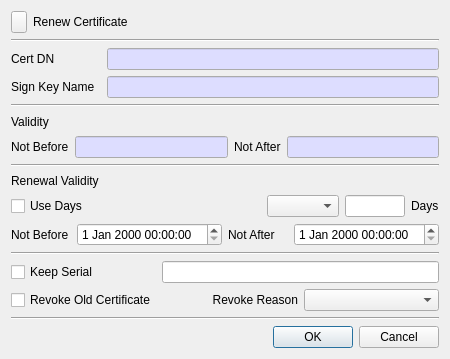
jykim74/CertMan, file CertMan/renew_cert_dlg.ui: the form before one commit.
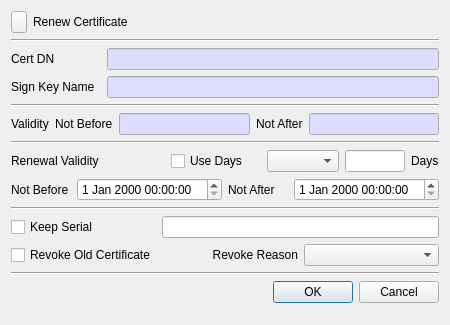
The form after the commit. Icons and pictures are not drawn.

The edit to the form file:
```diff
--- a/CertMan/renew_cert_dlg.ui
+++ b/CertMan/renew_cert_dlg.ui
@@ -7,7 +7,7 @@
     <x>0</x>
     <y>0</y>
     <width>450</width>
-    <height>359</height>
+    <height>325</height>
    </rect>
   </property>
   <property name="windowTitle">
@@ -195,60 +195,9 @@
      </property>
     </widget>
    </item>
-   <item>
-    <widget class="QLabel" name="label_4">
-     <property name="text">
-      <string>Validity</string>
-     </property>
-    </widget>
-   </item>
    <item>
     <layout class="QGridLayout" name="gridLayout_2">
      <item row="0" column="1">
-      <widget class="QLineEdit" name="mNotBeforeText">
-       <property name="palette">
-        <palette>
-         <active>
-          <colorrole role="Base">
-           <brush brushstyle="SolidPattern">
-            <color alpha="255">
-             <red>221</red>
-             <green>221</green>
-             <blue>255</blue>
-            </color>
-           </brush>
-          </colorrole>
-         </active>
-         <inactive>
-          <colorrole role="Base">
-           <brush brushstyle="SolidPattern">
-            <color alpha="255">
-             <red>221</red>
-             <green>221</green>
-             <blue>255</blue>
-            </color>
-           </brush>
-          </colorrole>
-         </inactive>
-         <disabled>
-          <colorrole role="Base">
-           <brush brushstyle="SolidPattern">
-            <color alpha="255">
-             <red>240</red>
-             <green>240</green>
-             <blue>240</blue>
-            </color>
-           </brush>
-          </colorrole>
-         </disabled>
-        </palette>
-       </property>
-       <property name="readOnly">
-        <bool>true</bool>
-       </property>
-      </widget>
-     </item>
-     <item row="0" column="0">
       <widget class="QLabel" name="label_5">
        <property name="minimumSize">
         <size>
@@ -267,54 +216,105 @@
        </property>
       </widget>
      </item>
+     <item row="0" column="4">
+      <widget class="QLineEdit" name="mNotAfterText">
+       <property name="palette">
+        <palette>
+         <active>
+          <colorrole role="Base">
+           <brush brushstyle="SolidPattern">
+            <color alpha="255">
+             <red>221</red>
+             <green>221</green>
+             <blue>255</blue>
+            </color>
+           </brush>
+          </colorrole>
+         </active>
+         <inactive>
+          <colorrole role="Base">
+           <brush brushstyle="SolidPattern">
+            <color alpha="255">
+             <red>221</red>
+             <green>221</green>
+             <blue>255</blue>
+            </color>
+           </brush>
+          </colorrole>
+         </inactive>
+         <disabled>
+          <colorrole role="Base">
+           <brush brushstyle="SolidPattern">
+            <color alpha="255">
+             <red>240</red>
+             <green>240</green>
+             <blue>240</blue>
+            </color>
+           </brush>
+          </colorrole>
+         </disabled>
+        </palette>
+       </property>
+       <property name="readOnly">
+        <bool>true</bool>
+       </property>
+      </widget>
+     </item>
      <item row="0" column="2">
+      <widget class="QLineEdit" name="mNotBeforeText">
+       <property name="palette">
+        <palette>
+         <active>
+          <colorrole role="Base">
+           <brush brushstyle="SolidPattern">
+            <color alpha="255">
+             <red>221</red>
+             <green>221</green>
+             <blue>255</blue>
+            </color>
+           </brush>
+          </colorrole>
+         </active>
+         <inactive>
+          <colorrole role="Base">
+           <brush brushstyle="SolidPattern">
+            <color alpha="255">
+             <red>221</red>
+             <green>221</green>
+             <blue>255</blue>
+            </color>
+           </brush>
+          </colorrole>
+         </inactive>
+         <disabled>
+          <colorrole role="Base">
+           <brush brushstyle="SolidPattern">
+            <color alpha="255">
+             <red>240</red>
+             <green>240</green>
+             <blue>240</blue>
+            </color>
+           </brush>
+          </colorrole>
+         </disabled>
+        </palette>
+       </property>
+       <property name="readOnly">
+        <bool>true</bool>
+       </property>
+      </widget>
+     </item>
+     <item row="0" column="3">
       <widget class="QLabel" name="label_6">
        <property name="text">
         <string>Not After</string>
        </property>
       </widget>
      </item>
-     <item row="0" column="3">
-      <widget class="QLineEdit" name="mNotAfterText">
-       <property name="palette">
-        <palette>
-         <active>
-          <colorrole role="Base">
-           <brush brushstyle="SolidPattern">
-            <color alpha="255">
-             <red>221</red>
-             <green>221</green>
-             <blue>255</blue>
-            </color>
-           </brush>
-          </colorrole>
-         </active>
-         <inactive>
-          <colorrole role="Base">
-           <brush brushstyle="SolidPattern">
-            <color alpha="255">
-             <red>221</red>
-             <green>221</green>
-             <blue>255</blue>
-            </color>
-           </brush>
-          </colorrole>
-         </inactive>
-         <disabled>
-          <colorrole role="Base">
-           <brush brushstyle="SolidPattern">
-            <color alpha="255">
-             <red>240</red>
-             <green>240</green>
-             <blue>240</blue>
-            </color>
-           </brush>
-          </colorrole>
-         </disabled>
-        </palette>
-       </property>
-       <property name="readOnly">
-        <bool>true</bool>
+     <item row="0" column="0">
+      <widget class="QLabel" name="label_4">
+       <property name="text">
+        <string>Validity</string>
        </property>
       </widget>
      </item>
@@ -327,60 +327,60 @@
      </property>
     </widget>
    </item>
-   <item>
-    <widget class="QLabel" name="label_7">
-     <property name="text">
-      <string>Renewal Validity</string>
-     </property>
-    </widget>
-   </item>
    <item>
     <layout class="QGridLayout" name="gridLayout_4">
-     <item row="0" column="0">
-      <widget class="QCheckBox" name="mUseDayCheck">
-       <property name="minimumSize">
-        <size>
-         <width>90</width>
-         <height>0</height>
-        </size>
-       </property>
-       <property name="maximumSize">
-        <size>
-         <width>90</width>
-         <height>16777215</height>
-        </size>
-       </property>
-       <property name="text">
-        <string>Use Days</string>
-       </property>
-      </widget>
-     </item>
-     <item row="0" column="4">
+     <item row="0" column="6">
       <widget class="QLabel" name="mDayLabel">
        <property name="text">
         <string>Days</string>
        </property>
       </widget>
      </item>
-     <item row="0" column="3">
-      <widget class="QLineEdit" name="mDayText">
-       <property name="minimumSize">
-        <size>
-         <width>60</width>
-         <height>0</height>
-        </size>
-       </property>
-       <property name="maximumSize">
-        <size>
-         <width>60</width>
-         <height>16777215</height>
-        </size>
-       </property>
-      </widget>
-     </item>
-     <item row="0" column="2">
+     <item row="0" column="4">
       <widget class="QComboBox" name="mDayTypeCombo"/>
      </item>
+     <item row="0" column="2">
+      <widget class="QCheckBox" name="mUseDayCheck">
+       <property name="minimumSize">
+        <size>
+         <width>90</width>
+         <height>0</height>
+        </size>
+       </property>
+       <property name="maximumSize">
+        <size>
+         <width>90</width>
+         <height>16777215</height>
+        </size>
+       </property>
+       <property name="text">
+        <string>Use Days</string>
+       </property>
+      </widget>
+     </item>
+     <item row="0" column="0">
+      <widget class="QLabel" name="label_7">
+       <property name="text">
+        <string>Renewal Validity</string>
+       </property>
+      </widget>
+     </item>
+     <item row="0" column="5">
+      <widget class="QLineEdit" name="mDayText">
+       <property name="minimumSize">
+        <size>
+         <width>60</width>
+         <height>0</height>
+        </size>
+       </property>
+       <property name="maximumSize">
+        <size>
+         <width>60</width>
+         <height>16777215</height>
+        </size>
+       </property>
+      </widget>
+     </item>
      <item row="0" column="1">
       <spacer name="horizontalSpacer">
        <property name="orientation">
```
